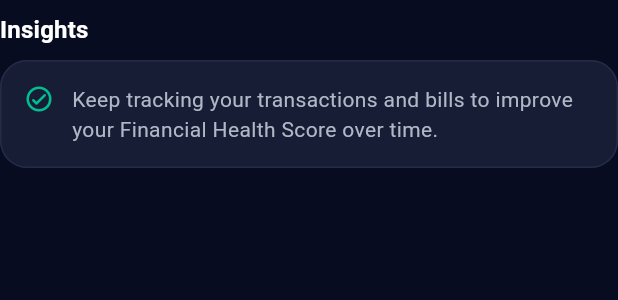
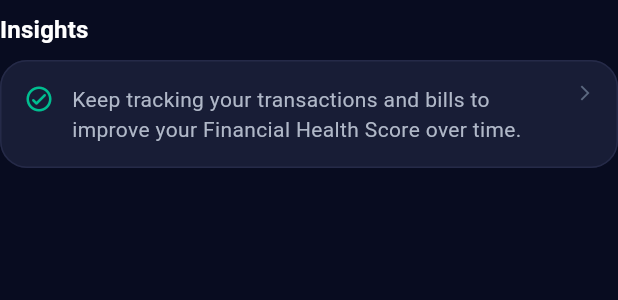
Before and after one commit to sanctumpod/sanctum, a Flutter app: the InsightsFeedWidget widget shown alone on an empty page, opened directly, on a phone screen of 412 x 824 dp. Shown: the top 300 px of the screen. Run offline on Flutter 3.47's test engine with Material 3 defaults, Android fonts, the phone set to English and light mode, and no system bars; our stand-ins replace file_picker, fl_chart, flutter_local_notifications, flutter_riverpod, timezone; missing offline and left inert: rdflib, solidpod, solidui.

Commit message:
feat: add insight card navigation via selectedTabProvider
Co-Authored-By: Claude Sonnet 4.6 <noreply@anthropic.com>

```diff
--- a/lib/widgets/insights_widget.dart
+++ b/lib/widgets/insights_widget.dart
@@ -31,12 +31,21 @@ import 'package:flutter_riverpod/flutter_riverpod.dart';
 
 import 'package:sanctum/models/financial_intelligence_result.dart';
 import 'package:sanctum/providers/financial_intelligence_provider.dart';
+import 'package:sanctum/providers/nav_provider.dart';
 import 'package:sanctum/theme/app_theme.dart';
 
 /// Displays a feed of financial insights sorted by severity.
 class InsightsFeedWidget extends ConsumerWidget {
   /// Creates an [InsightsFeedWidget].
   const InsightsFeedWidget({super.key});
+
+  /// Maps an [InsightCategory] to the corresponding [NavIndex] tab index.
+  int _tabForCategory(InsightCategory category) => switch (category) {
+    InsightCategory.budget => NavIndex.budgets,
+    InsightCategory.bills => NavIndex.bills,
+    InsightCategory.spending => NavIndex.transactions,
+    InsightCategory.general => NavIndex.dashboard,
+  };
 
   @override
   Widget build(BuildContext context, WidgetRef ref) {
@@ -62,7 +71,14 @@ class InsightsFeedWidget extends ConsumerWidget {
                 style: Theme.of(context).textTheme.titleMedium,
               ),
             ),
-            ...result.insights.map((insight) => _InsightCard(insight: insight)),
+            ...result.insights.map(
+              (insight) => _InsightCard(
+                insight: insight,
+                onTap: () => ref
+                    .read(selectedTabProvider.notifier)
+                    .setTab(_tabForCategory(insight.category)),
+              ),
+            ),
           ],
         );
       },
@@ -88,9 +104,12 @@ class _EmptyInsights extends StatelessWidget {
 
 /// A single insight card with severity-coloured icon and insight text.
 class _InsightCard extends StatelessWidget {
-  const _InsightCard({required this.insight});
+  const _InsightCard({required this.insight, required this.onTap});
 
   final InsightString insight;
+
+  /// Called when the card is tapped to navigate to the relevant tab.
+  final VoidCallback onTap;
 
   /// Returns the icon for the insight severity.
   IconData _icon() => switch (insight.severity) {
@@ -111,6 +130,9 @@ class _InsightCard extends StatelessWidget {
     final color = _color();
     return Card(
       margin: const EdgeInsets.only(bottom: 8),
+      child: InkWell(
+        onTap: onTap,
+        borderRadius: BorderRadius.circular(SanctumTheme.cardRadius),
         child: Padding(
           padding: const EdgeInsets.all(16),
           child: Row(
@@ -124,7 +146,14 @@ class _InsightCard extends StatelessWidget {
                   style: Theme.of(context).textTheme.bodyMedium,
                 ),
               ),
+              const SizedBox(width: 4),
+              const Icon(
+                Icons.arrow_forward_ios,
+                size: 12,
+                color: SanctumTheme.textTertiary,
+              ),
             ],
+          ),
         ),
       ),
     );
```
Lines whose indentation alone changed are shown as unchanged.
